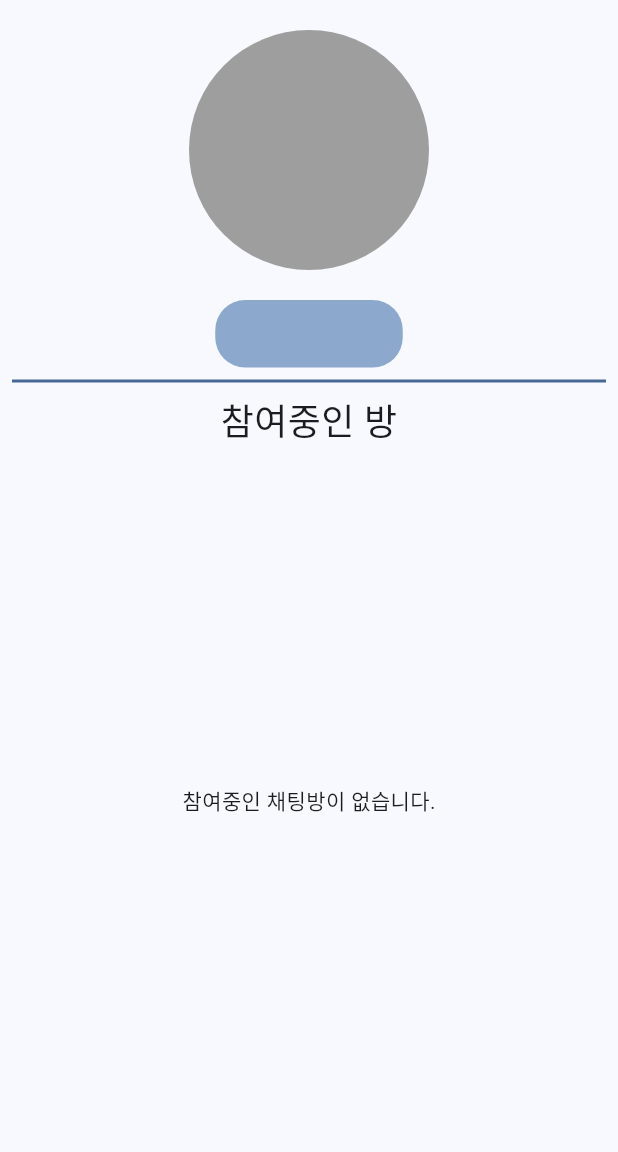
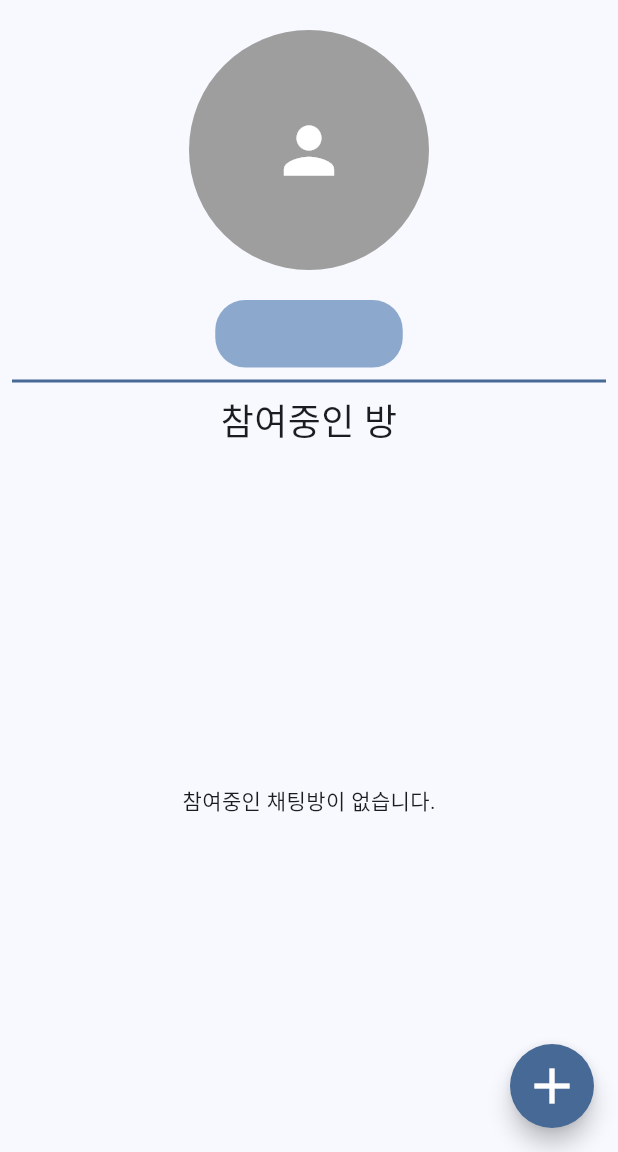
Before and after one commit to dongne-chat/dongne_chat, a Flutter app: the HomePage screen opened directly, on a phone screen of 412 x 824 dp, the part 84-1236 px from its top. Run offline on Flutter 3.47's test engine with Material 3 defaults, Android fonts, the light colour scheme and no system bars; our stand-ins replace cloud_firestore, dio, firebase_core, firebase_storage, flutter_dotenv, flutter_riverpod and 4 more; accounts and stored records are empty; network calls fail.

Commit message:
[feat]메인화면 이미지 구현, 실시간 리스트 데이터 업데이트, 리스트 최신순 배열

```diff
--- a/lib/ui/pages/homepage/home_page.dart
+++ b/lib/ui/pages/homepage/home_page.dart
@@ -2,6 +2,7 @@ import 'package:cloud_firestore/cloud_firestore.dart';
 import 'package:dongne_chat/ui/pages/chat/chat_page.dart';
 import 'package:dongne_chat/ui/pages/homepage/widget/home_page_chat_list.dart';
 import 'package:dongne_chat/ui/widgets/create_chat_room_button.dart';
+import 'package:firebase_storage/firebase_storage.dart';
 import 'package:flutter/material.dart';
 import 'package:shared_preferences/shared_preferences.dart';
 
@@ -14,7 +15,7 @@ class HomePage extends StatefulWidget {
 
 class _HomePageState extends State<HomePage> {
   String? userId;
-  Future<List<DocumentSnapshot>>? chatRoomsFuture;
+  String? profileImageUrl;
 
   @override
   void initState() {
@@ -27,24 +28,30 @@ class _HomePageState extends State<HomePage> {
     setState(() {
       userId = prefs.getString('userId');
     });
+
     if (userId != null) {
-      setState(() {
-        chatRoomsFuture = _fetchChatRooms(userId!);
-      });
+    _loadProfileImage(userId!); // 프로필 이미지 로드
   }
   }
 
-  Future<List<DocumentSnapshot>> _fetchChatRooms(String userId) async {
+  Stream<QuerySnapshot> _chatRoomsStream(String userId) {
+    return FirebaseFirestore.instance
+        .collection('chatRooms')
+        .where('users', arrayContains: userId)
+        .orderBy('createdAt', descending: true)
+        .snapshots();
+  }
+  Future<void> _loadProfileImage(String userId) async {
     try {
-      final querySnapshot = await FirebaseFirestore.instance
-          .collection('chatRooms')
-          .where('users',
-              arrayContains: userId) // 'users' 필드에 userId가 포함된 문서 검색
-          .get();
-      return querySnapshot.docs;
+      final imageUrl = await FirebaseStorage.instance
+          .ref()
+          .child('profile_images/$userId.jpg')
+          .getDownloadURL();
+      setState(() {
+        profileImageUrl = imageUrl;
+      });
     } catch (e) {
-      print("Firestore 쿼리 실패: $e");
-      return [];
+      print("이미지 로드 실패: $e");
     }
   }
 
@@ -67,7 +74,22 @@ class _HomePageState extends State<HomePage> {
             decoration: BoxDecoration(
               borderRadius: BorderRadius.circular(100),
               color: Colors.grey,
+              image: profileImageUrl != null
+                  ? DecorationImage(
+                      image: NetworkImage(profileImageUrl!),
+                      fit: BoxFit.cover,
+                    )
+                  : null,
             ),
+            child: profileImageUrl == null
+                ? Center(
+                    child: Icon(
+                      Icons.person,
+                      color: Colors.white,
+                      size: 50,
+                    ),
+                  )
+                : null,
           ),
           SizedBox(height: 20),
           Container(
@@ -97,13 +119,15 @@ class _HomePageState extends State<HomePage> {
             style: TextStyle(fontSize: 24),
           ),
           Expanded(
-            child: FutureBuilder<List<DocumentSnapshot>>(
-              future: chatRoomsFuture,
+            child: userId == null
+                ? Center(child: CircularProgressIndicator())
+                : StreamBuilder<QuerySnapshot>(
+                    stream: _chatRoomsStream(userId!),
                     builder: (context, snapshot) {
-                if (!snapshot.hasData || snapshot.data!.isEmpty) {
+                      if (!snapshot.hasData || snapshot.data!.docs.isEmpty) {
                         return Center(child: Text("참여중인 채팅방이 없습니다."));
                       } else {
-                  final chatRooms = snapshot.data!;
+                        final chatRooms = snapshot.data!.docs;
                         return ListView.builder(
                           itemCount: chatRooms.length,
                           itemBuilder: (context, index) {
@@ -137,6 +161,7 @@ class _HomePageState extends State<HomePage> {
           )
         ],
       ),
+      floatingActionButton: CreateChatRoomButton(userId: userId),
     );
   }
 }
--- a/lib/ui/widgets/create_chat_room_button.dart
+++ b/lib/ui/widgets/create_chat_room_button.dart
@@ -11,6 +11,7 @@ class CreateChatRoomButton extends StatelessWidget {
   @override
   Widget build(BuildContext context) {
     return FloatingActionButton(
+      heroTag: null,
       onPressed: () {
         Navigator.push(
             context,
```
Lines whose indentation alone changed are shown as unchanged.
